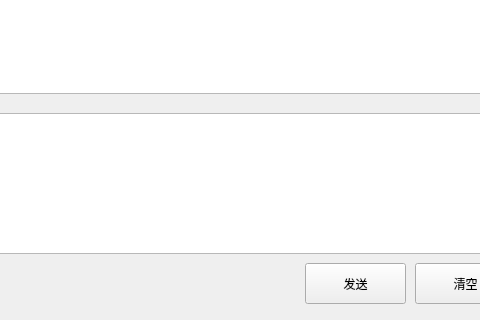
A-Yu-cn/sqq, file client/chatWindow/chatWindow.ui: the form before one commit; both pictures show x 125 to 605 and y 447 to 767 of the 1119 by 767 pixel window.
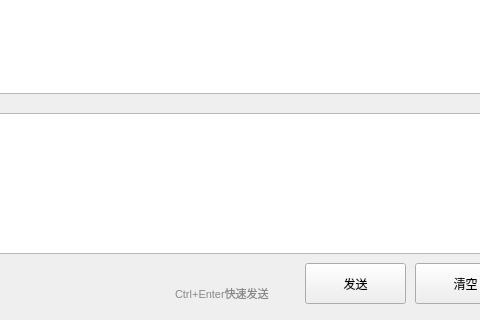
The form after the commit.

The edit to the form file:
```diff
--- a/client/chatWindow/chatWindow.ui
+++ b/client/chatWindow/chatWindow.ui
@@ -138,6 +138,30 @@
     <string>富文本编辑器</string>
    </property>
   </widget>
+  <widget class="QLabel" name="label">
+   <property name="geometry">
+    <rect>
+     <x>300</x>
+     <y>730</y>
+     <width>131</width>
+     <height>20</height>
+    </rect>
+   </property>
+   <property name="font">
+    <font>
+     <pointsize>8</pointsize>
+    </font>
+   </property>
+   <property name="whatsThis">
+    <string>&lt;html&gt;&lt;head/&gt;&lt;body&gt;&lt;p&gt;color:red;&lt;/p&gt;&lt;/body&gt;&lt;/html&gt;</string>
+   </property>
+   <property name="styleSheet">
+    <string notr="true">color: #888;</string>
+   </property>
+   <property name="text">
+    <string>Ctrl+Enter快速发送</string>
+   </property>
+  </widget>
  </widget>
  <resources/>
  <connections/>
```
